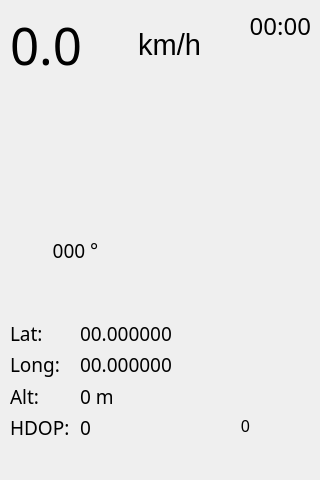
Qt form instrumentCluster/mainwindow.ui (lassesuomela/bikeComputer) before a commit.
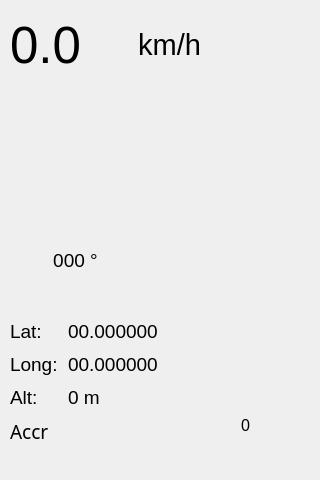
The same form after that commit. Icons and pictures are not drawn.

Commit message: removed time data from arduino, doubles only show one or none decimal places, added status bar that will change its color based on hdop, change error check to contains("error") function

```diff
--- a/instrumentCluster/mainwindow.ui
+++ b/instrumentCluster/mainwindow.ui
@@ -24,9 +24,9 @@
     <property name="geometry">
      <rect>
       <x>10</x>
-      <y>10</y>
+      <y>9</y>
       <width>191</width>
-      <height>70</height>
+      <height>71</height>
      </rect>
     </property>
     <layout class="QHBoxLayout" name="speedLayout">
@@ -37,7 +37,6 @@
       <widget class="QLabel" name="speedText">
        <property name="font">
         <font>
-         <family>Franklin Gothic Book</family>
          <pointsize>38</pointsize>
          <bold>false</bold>
         </font>
@@ -68,7 +67,7 @@
     <property name="geometry">
      <rect>
       <x>10</x>
-      <y>100</y>
+      <y>110</y>
       <width>128</width>
       <height>128</height>
      </rect>
@@ -92,7 +91,7 @@
       <x>10</x>
       <y>320</y>
       <width>171</width>
-      <height>121</height>
+      <height>124</height>
      </rect>
     </property>
     <layout class="QFormLayout" name="infoLayout">
@@ -100,13 +99,12 @@
       <number>10</number>
      </property>
      <property name="verticalSpacing">
-      <number>5</number>
+      <number>10</number>
      </property>
      <item row="0" column="0">
       <widget class="QLabel" name="latLabel">
        <property name="font">
         <font>
-         <family>Franklin Gothic Book</family>
          <pointsize>14</pointsize>
         </font>
        </property>
@@ -119,7 +117,6 @@
       <widget class="QLabel" name="latValueText">
        <property name="font">
         <font>
-         <family>Franklin Gothic Book</family>
          <pointsize>14</pointsize>
         </font>
        </property>
@@ -132,7 +129,6 @@
       <widget class="QLabel" name="lngLabel">
        <property name="font">
         <font>
-         <family>Franklin Gothic Book</family>
          <pointsize>14</pointsize>
         </font>
        </property>
@@ -145,7 +141,6 @@
       <widget class="QLabel" name="lngValueText">
        <property name="font">
         <font>
-         <family>Franklin Gothic Book</family>
          <pointsize>14</pointsize>
         </font>
        </property>
@@ -158,7 +153,6 @@
       <widget class="QLabel" name="altLabel">
        <property name="font">
         <font>
-         <family>Franklin Gothic Book</family>
          <pointsize>14</pointsize>
         </font>
        </property>
@@ -171,7 +165,6 @@
       <widget class="QLabel" name="altValueText">
        <property name="font">
         <font>
-         <family>Franklin Gothic Book</family>
          <pointsize>14</pointsize>
         </font>
        </property>
@@ -189,7 +182,7 @@
         </font>
        </property>
        <property name="text">
-        <string>HDOP:</string>
+        <string>Accr</string>
        </property>
       </widget>
      </item>
@@ -201,8 +194,11 @@
          <pointsize>14</pointsize>
         </font>
        </property>
+       <property name="styleSheet">
+        <string notr="true"/>
+       </property>
        <property name="text">
-        <string>0</string>
+        <string/>
        </property>
       </widget>
      </item>
@@ -241,7 +237,6 @@
     </property>
     <property name="font">
      <font>
-      <family>Franklin Gothic Book</family>
       <pointsize>12</pointsize>
      </font>
     </property>
@@ -252,40 +247,17 @@
      <set>Qt::AlignCenter</set>
     </property>
    </widget>
-   <widget class="QLabel" name="timeText">
-    <property name="geometry">
-     <rect>
-      <x>250</x>
-      <y>10</y>
-      <width>61</width>
-      <height>31</height>
-     </rect>
-    </property>
-    <property name="font">
-     <font>
-      <family>Franklin Gothic Book</family>
-      <pointsize>18</pointsize>
-     </font>
-    </property>
-    <property name="text">
-     <string>00:00</string>
-    </property>
-    <property name="alignment">
-     <set>Qt::AlignRight|Qt::AlignTrailing|Qt::AlignVCenter</set>
-    </property>
-   </widget>
    <widget class="QLabel" name="headingText">
     <property name="geometry">
      <rect>
       <x>10</x>
-      <y>240</y>
+      <y>250</y>
       <width>131</width>
       <height>21</height>
      </rect>
     </property>
     <property name="font">
      <font>
-      <family>Franklin Gothic Book</family>
       <pointsize>14</pointsize>
      </font>
     </property>
```
Left out of the diff: 4 changed lines with no effect on the pictures. The commit also changes 3 other files.
